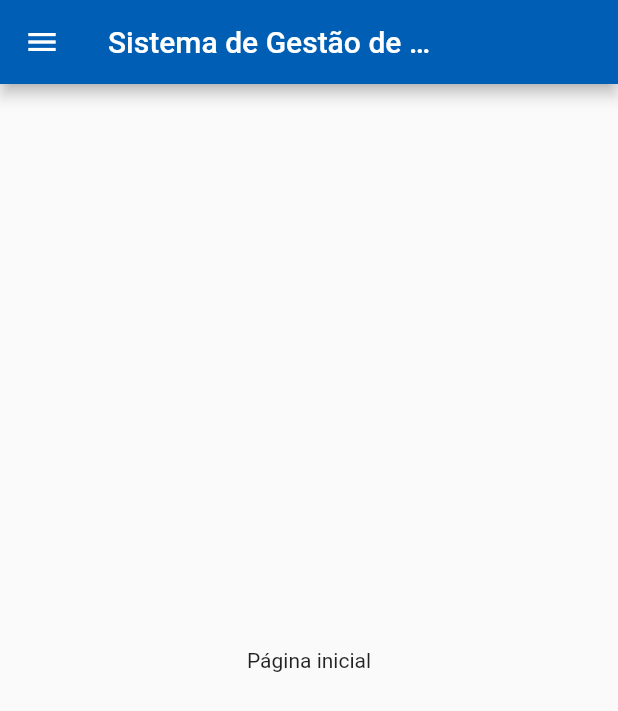
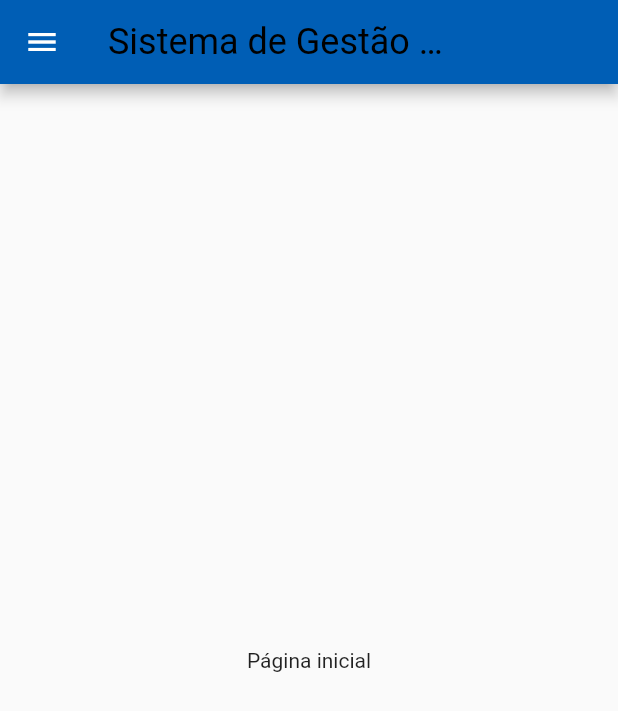
Before and after one commit to tintreinamento/projeto_flutter, a Flutter app: the MyHomePage screen opened directly, on a phone screen of 412 x 824 dp. Shown: the top 711 px of the screen. Run offline on Flutter 3.47's test engine with Material 2 defaults, Android fonts, the light colour scheme and no system bars.

```diff
--- a/lib/componentes/text.dart
+++ b/lib/componentes/text.dart
@@ -3,5 +3,13 @@ import 'package:flutter/cupertino.dart';
 import 'package:flutter/material.dart';
 
 Widget textComponente(String label) {
-  return Text(label);
+  return Text(
+    label,
+    style: TextStyle(
+      fontFamily: 'Roboto',
+      fontWeight: FontWeight.w400,
+      fontSize: 24,
+      color: Color.fromRGBO(0, 0, 0, 1),
+    ),
+  );
 }
```
